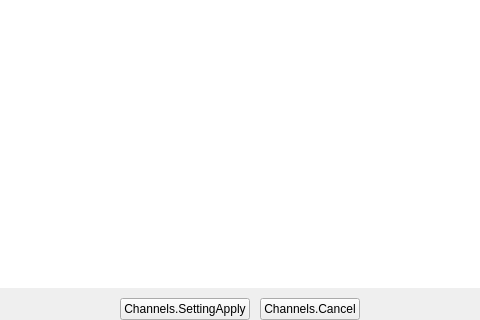
This is src/prism/main/channels/ChannelsSetting/ChannelsSettingsWidget.ui in naver/prism-live-studio as Qt 5 draws it before an edit; both pictures show x 315 to 795 and y 361 to 681 of the 1111 by 681 pixel window. The edited form follows.
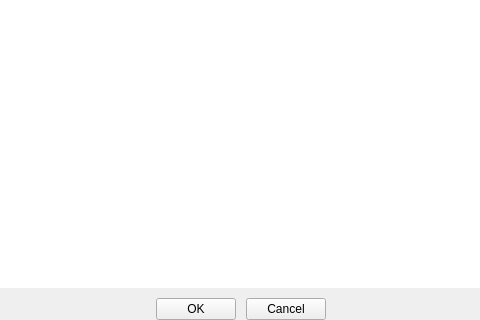
This is the edited form. Custom widgets are drawn as their Qt base class.

```diff
--- a/src/prism/main/channels/ChannelsSetting/ChannelsSettingsWidget.ui
+++ b/src/prism/main/channels/ChannelsSetting/ChannelsSettingsWidget.ui
@@ -445,7 +445,7 @@
       <item>
        <widget class="QPushButton" name="ApplySettingsBtn">
         <property name="text">
-         <string>Channels.SettingApply</string>
+         <string>OK</string>
         </property>
         <property name="autoDefault">
          <bool>false</bool>
@@ -458,7 +458,7 @@
       <item>
        <widget class="QPushButton" name="Cancel">
         <property name="text">
-         <string>Channels.Cancel</string>
+         <string>Cancel</string>
         </property>
         <property name="autoDefault">
          <bool>false</bool>
```
